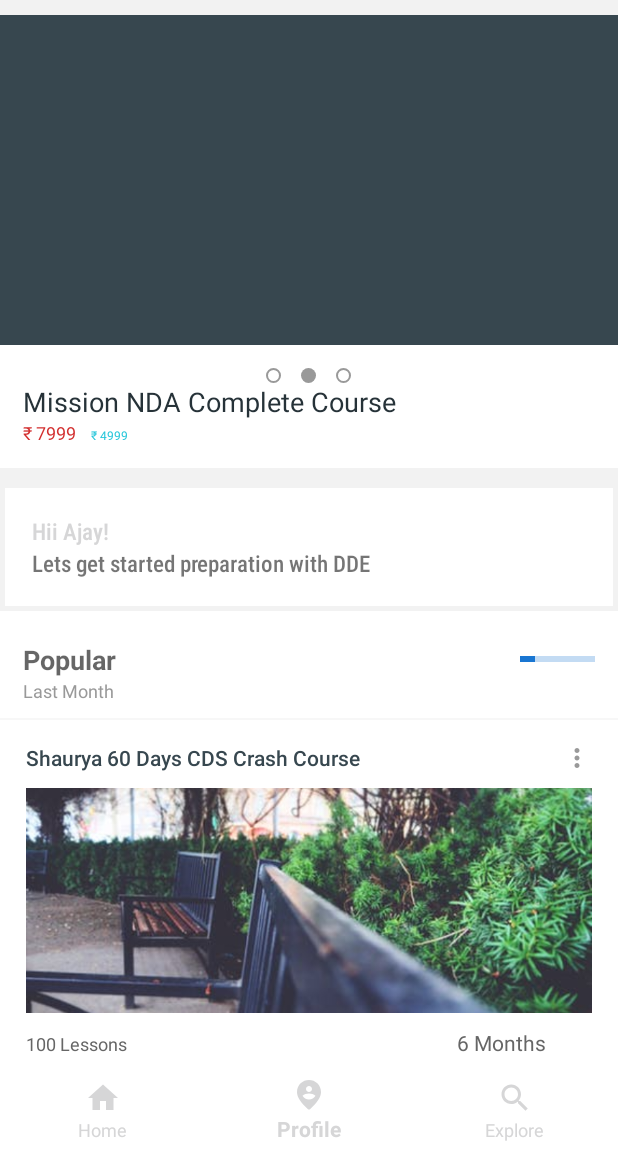
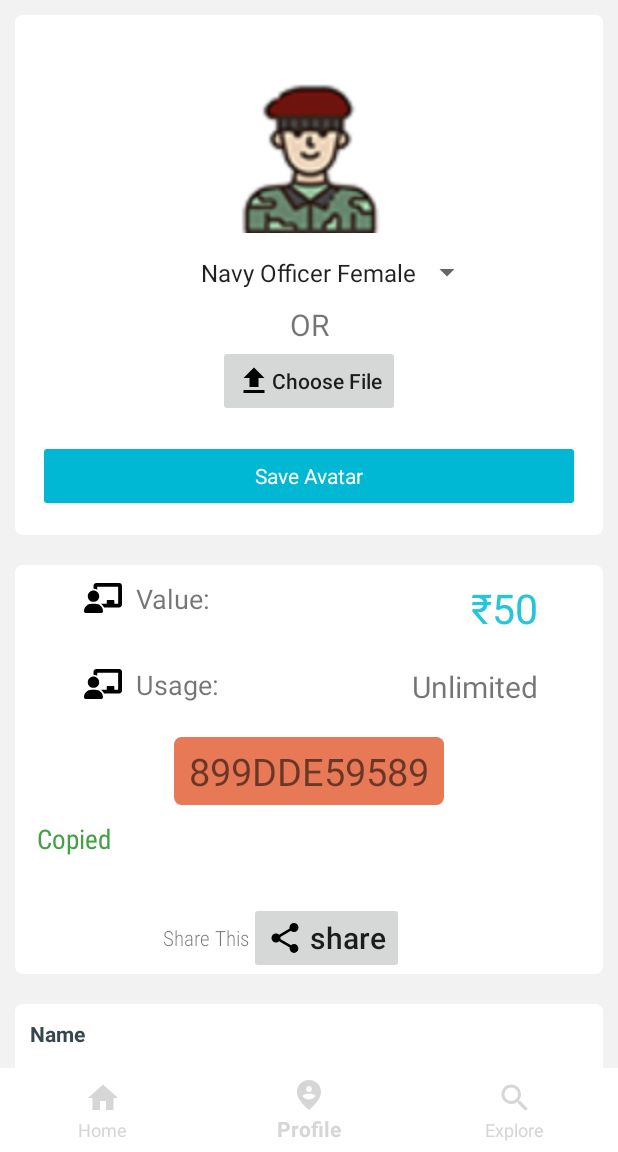
Before and after one commit to AjAyPaNcHaLDev/online-study-android, an Android app: the MainActivity screen opened directly, with no data from a screen before it, item 2 of the bottom bar chosen, on a phone screen of 412 x 824 dp, the part 84-1236 px from its top. Run offline under Robolectric (Android 15) with nearby library versions, the phone set to English and light mode, and no system bars; libraries missing offline, so code that uses them is left out: com.balysv.materialripple; plain views replace MaterialRippleLayout; pictures from the network do not load; 3 statements that could not run were skipped.

Commit message:
sign in and profile page

```diff
--- a/app/src/main/AndroidManifest.xml
+++ b/app/src/main/AndroidManifest.xml
@@ -1,7 +1,7 @@
 <?xml version="1.0" encoding="utf-8"?>
 <manifest xmlns:android="http://schemas.android.com/apk/res/android"
     xmlns:tools="http://schemas.android.com/tools"
-    package="com.dde.online" >
+    package="com.dde.online">
 
     <uses-permission android:name="android.permission.ACCESS_NETWORK_STATE" />
     <uses-permission android:name="android.permission.INTERNET" />
@@ -20,7 +20,7 @@
         android:supportsRtl="true"
         android:theme="@style/AppTheme"
         android:usesCleartextTraffic="true"
-        tools:targetApi="31" >
+        tools:targetApi="31">
         <activity
             android:name=".PlayerMain"
             android:exported="false" />
@@ -39,7 +39,7 @@
         <activity
             android:name=".SplashActivity"
             android:exported="true"
-            android:theme="@style/Theme.AppCompat.NoActionBar" >
+            android:theme="@style/Theme.AppCompat.NoActionBar">
             <intent-filter>
                 <action android:name="android.intent.action.MAIN" />
 
--- a/app/src/main/java/com/dde/online/Fragment/MockTest.java
+++ b/app/src/main/java/com/dde/online/Fragment/MockTest.java
@@ -61,6 +61,6 @@ public class MockTest extends Fragment {
     public View onCreateView(LayoutInflater inflater, ViewGroup container,
                              Bundle savedInstanceState) {
         // Inflate the layout for this fragment
-        return inflater.inflate(R.layout.fragment_mock_test, container, false);
+        return inflater.inflate(R.layout.fragment_my_profile, container, false);
     }
 }
--- /dev/null
+++ b/app/src/main/java/com/dde/online/Fragment/MyProfile.java
@@ -0,0 +1,123 @@
+package com.dde.online.Fragment;
+
+import static android.app.Activity.RESULT_OK;
+
+import android.content.Context;
+import android.content.Intent;
+import android.graphics.Bitmap;
+import android.graphics.BitmapFactory;
+import android.net.Uri;
+import android.os.Bundle;
+
+import androidx.annotation.Nullable;
+import androidx.fragment.app.Fragment;
+
+import android.util.Log;
+import android.view.LayoutInflater;
+import android.view.View;
+import android.view.ViewGroup;
+import android.view.ViewParent;
+import android.widget.AdapterView;
+import android.widget.Button;
+import android.widget.ImageView;
+import android.widget.Spinner;
+import android.widget.Toast;
+
+import com.dde.online.R;
+import com.google.android.material.snackbar.Snackbar;
+
+import java.io.InputStream;
+
+
+public class MyProfile extends Fragment {
+Spinner officerTypeSpinner;
+ImageView userImagePriView;
+    ViewParent parent_view;
+    Uri selectedImageUri; // Global Variable
+    String  selectedPath; //
+    InputStream inputStream = null;
+    Context applicationContext;
+    @Override
+    public View onCreateView(LayoutInflater inflater, ViewGroup container,
+                             Bundle savedInstanceState) {
+        // Inflate the layout for this fragment
+        View view = inflater.inflate(R.layout.fragment_my_profile, container, false);
+        Button chooseFile=view.findViewById(R.id.chooseFile);
+        chooseFile.setOnClickListener(chooseFileBtn -> {
+            chooseFile();
+        });
+//         parent_view = view.findViewById(android.R.id.content);
+        userImagePriView=view.findViewById(R.id.userImagePriView);
+        officerTypeSpinner=view.findViewById(R.id.officerTypeSpinner);
+        officerTypeSpinner.setOnItemSelectedListener(new AdapterView.OnItemSelectedListener() {
+            public void onItemSelected(AdapterView<?> adapterView, View view, int i, long l) {
+                // Your code here
+                switch (i){
+                    case 1:
+                        userImagePriView.setImageResource(R.drawable.navy_officer_women);
+                        break;
+                    case 2:
+                        userImagePriView.setImageResource(R.drawable.navy_officer_men);
+                        break;
+                    case 3:
+                        userImagePriView.setImageResource(R.drawable.indian_army_officer_men);
+                        break; case 4:
+                        userImagePriView.setImageResource(R.drawable.indian_army_officer_women);
+                        break;case 5:
+                        userImagePriView.setImageResource(R.drawable.airforce_officer_men);
+                        break; case 6:
+                        userImagePriView.setImageResource(R.drawable.airforce_pilot_women);
+                        break;
+                }
+
+            }
+
+            public void onNothingSelected(AdapterView<?> adapterView) {
+
+                return;
+            }
+        });
+
+
+         applicationContext = getContext();
+        applicationContext.getContentResolver();
+        return view;
+    }
+
+
+
+    private void chooseFile() {
+        Log.e("AJAY","hiii error");
+      Intent  myFileIntent  =new Intent(Intent.ACTION_GET_CONTENT);
+        myFileIntent.setType("image/*");
+        startActivityForResult(myFileIntent,10);
+    }
+
+    @Override
+    public void onActivityResult(int requestCode, int resultCode, @Nullable Intent data) {
+        super.onActivityResult(requestCode, resultCode, data);
+        Bitmap bitmap=null;
+Intent bitmapIntent = null;
+        if (resultCode == RESULT_OK) {
+
+
+                if (requestCode == 10)
+
+                {
+                    Bundle extras = data.getExtras();
+                    Bitmap imageBitmap = (Bitmap) extras.get("data");
+                    userImagePriView.setImageBitmap(imageBitmap);
+                    Log.d("selectedPath1 : " ,selectedPath);
+                }
+
+
+
+            }else{
+                Log.d("selectedPath1 : ","Came here its null !");
+                Toast.makeText(getContext(), "failed to get Image!", Toast.LENGTH_SHORT).show();
+            }
+
+
+
+        }
+}
--- a/app/src/main/java/com/dde/online/MainActivity.java
+++ b/app/src/main/java/com/dde/online/MainActivity.java
@@ -10,6 +10,7 @@ import android.view.MenuItem;
 import android.widget.Toast;
 
 import com.dde.online.Fragment.Home;
+import com.dde.online.Fragment.MyProfile;
 import com.dde.online.utils.Tools;
 import com.google.android.material.bottomnavigation.BottomNavigationView;
 
@@ -45,12 +46,12 @@ public class MainActivity extends AppCompatActivity {
             @Override
             public boolean onNavigationItemSelected(@NonNull MenuItem item) {
                 switch (item.getItemId()) {
-                    case R.id.navigation_recent:
-                        Toast.makeText(MainActivity.this,"1",Toast.LENGTH_LONG).show();
+                    case R.id.Home:
+                        getSupportFragmentManager().beginTransaction().replace(R.id.containerFrameLayout,new Home()).commit();//    this is the home fragment by default
+
                         return true;
-                    case R.id.navigation_favorites:
-                        Toast.makeText(MainActivity.this,"2",Toast.LENGTH_LONG).show();
-
+                    case R.id.myProfile:
+                        getSupportFragmentManager().beginTransaction().replace(R.id.containerFrameLayout,new MyProfile()).commit();//    this is the home fragment by default
                         return true;
                     case R.id.navigation_nearby:
                         Toast.makeText(MainActivity.this,"3",Toast.LENGTH_LONG).show();
@@ -66,5 +67,8 @@ public class MainActivity extends AppCompatActivity {
 
     }
 
+    @Override
+    public void onBackPressed() {
 
+    }
 }
--- /dev/null
+++ b/app/src/main/res/drawable/ic_baseline_file_upload_24.xml
@@ -0,0 +1,5 @@
+<vector android:height="24dp" android:tint="#000000"
+    android:viewportHeight="24" android:viewportWidth="24"
+    android:width="24dp" xmlns:android="http://schemas.android.com/apk/res/android">
+    <path android:fillColor="@android:color/white" android:pathData="M9,16h6v-6h4l-7,-7 -7,7h4zM5,18h14v2L5,20z"/>
+</vector>
--- /dev/null
+++ b/app/src/main/res/drawable/ic_baseline_share_24.xml
@@ -0,0 +1,5 @@
+<vector android:height="24dp" android:tint="#000000"
+    android:viewportHeight="24" android:viewportWidth="24"
+    android:width="24dp" xmlns:android="http://schemas.android.com/apk/res/android">
+    <path android:fillColor="@android:color/white" android:pathData="M18,16.08c-0.76,0 -1.44,0.3 -1.96,0.77L8.91,12.7c0.05,-0.23 0.09,-0.46 0.09,-0.7s-0.04,-0.47 -0.09,-0.7l7.05,-4.11c0.54,0.5 1.25,0.81 2.04,0.81 1.66,0 3,-1.34 3,-3s-1.34,-3 -3,-3 -3,1.34 -3,3c0,0.24 0.04,0.47 0.09,0.7L8.04,9.81C7.5,9.31 6.79,9 6,9c-1.66,0 -3,1.34 -3,3s1.34,3 3,3c0.79,0 1.5,-0.31 2.04,-0.81l7.12,4.16c-0.05,0.21 -0.08,0.43 -0.08,0.65 0,1.61 1.31,2.92 2.92,2.92 1.61,0 2.92,-1.31 2.92,-2.92s-1.31,-2.92 -2.92,-2.92z"/>
+</vector>
--- /dev/null
+++ b/app/src/main/res/drawable/ic_circle_dp.xml
@@ -0,0 +1,12 @@
+<?xml version="1.0" encoding="utf-8"?>
+<shape
+    xmlns:android="http://schemas.android.com/apk/res/android"
+    android:shape="oval">
+
+    <solid
+        android:color="#666666"/>
+
+    <size
+        android:width="120dp"
+        android:height="120dp"/>
+</shape>
--- /dev/null
+++ b/app/src/main/res/layout/fragment_my_profile.xml
@@ -0,0 +1,337 @@
+<?xml version="1.0" encoding="utf-8"?>
+<LinearLayout xmlns:android="http://schemas.android.com/apk/res/android"
+    xmlns:tools="http://schemas.android.com/tools"
+    android:layout_width="match_parent"
+    android:layout_height="match_parent"
+    xmlns:app="http://schemas.android.com/apk/res-auto"
+    android:orientation="vertical"
+    tools:context=".Fragment.MyProfile">
+    <LinearLayout
+        android:layout_width="match_parent"
+        android:layout_height="match_parent"
+        android:orientation="vertical"
+        android:gravity="center"
+        >
+        <androidx.cardview.widget.CardView
+            android:layout_width="match_parent"
+            android:layout_height="wrap_content"
+            android:layout_margin="10dp"
+            app:cardCornerRadius="5dp"
+            app:cardElevation="10dp">
+            <LinearLayout
+                android:layout_width="match_parent"
+                android:layout_height="match_parent"
+                android:orientation="vertical"
+                android:gravity="center">
+
+                <LinearLayout
+                    android:layout_width="match_parent"
+                    android:layout_height="match_parent"
+                    android:orientation="vertical"
+
+                    android:gravity="center"
+                    android:layout_gravity="center"
+                    >
+                    <LinearLayout
+                        android:layout_width="match_parent"
+                        android:layout_height="wrap_content"
+                        android:gravity="center"
+                        android:orientation="vertical">
+                        <View
+                            android:layout_width="wrap_content"
+                            android:layout_height="40dp"/>
+
+                        <androidx.cardview.widget.CardView
+                            android:layout_width="100dp"
+                            android:layout_height="100dp"
+                            app:cardCornerRadius="18dp"
+                            android:layout_margin="5dp"
+                            android:elevation="10dp">
+
+                            <ImageView
+                                android:id="@+id/userImagePriView"
+                                android:layout_width="match_parent"
+                                android:layout_height="match_parent"
+                                android:src="@drawable/indian_army_officer_men"
+                                android:background="@android:color/white"
+                                android:scaleType="centerCrop"
+                                />
+                        </androidx.cardview.widget.CardView>
+
+                    </LinearLayout>
+
+                </LinearLayout>
+
+                <Spinner
+                    android:id="@+id/officerTypeSpinner"
+                    android:layout_width="wrap_content"
+                    android:layout_height="wrap_content"
+                    android:layout_marginLeft="30dp"
+                    android:layout_marginRight="30dp"
+                    android:clickable="true"
+                    android:entries="@array/officerType"
+                    android:gravity="center"
+                    android:padding="10dp" />
+
+                <TextView
+                    android:layout_width="match_parent"
+                    android:layout_height="wrap_content"
+                    android:text="OR"
+                    android:textAlignment="center"
+                    android:textSize="@dimen/spacing_mlarge"/>
+                <Button
+                    android:layout_width="wrap_content"
+                    android:layout_height="wrap_content"
+                    android:text="Choose File"
+                    android:textAllCaps="false"
+
+                    android:id="@+id/chooseFile"
+
+                    android:textAlignment="center"
+                    android:drawableLeft="@drawable/ic_baseline_file_upload_24"/>
+
+                <Button
+                    android:layout_width="match_parent"
+                    android:layout_height="wrap_content"
+                    android:layout_margin="15dp"
+                    android:textColor="@android:color/white"
+                    android:fontFamily="sans-serif"
+android:textAllCaps="false"
+                    android:backgroundTint="@color/cyan_A700"
+                    android:text="Save Avatar"/>
+            </LinearLayout>
+
+
+        </androidx.cardview.widget.CardView>
+        <androidx.cardview.widget.CardView
+            android:layout_width="match_parent"
+            android:layout_height="wrap_content"
+            android:layout_margin="10dp"
+            app:cardCornerRadius="5dp"
+            app:cardElevation="10dp">
+
+            <LinearLayout
+                android:layout_width="match_parent"
+                android:layout_height="wrap_content"
+                android:gravity="center"
+                android:orientation="vertical">
+
+                <RelativeLayout
+                    android:layout_width="match_parent"
+                    android:layout_height="wrap_content"
+                    android:layout_margin="10dp"
+                    >
+
+                    <TextView
+
+                        android:layout_width="wrap_content"
+                        android:layout_height="wrap_content"
+                        android:layout_marginStart="36dp"
+                        android:drawableLeft="@drawable/ic_chalkboard_user_solid"
+                        android:text="  Value:"
+
+                        android:textSize="18sp" />
+
+                    <TextView
+                        android:layout_width="wrap_content"
+                        android:layout_height="wrap_content"
+                        android:layout_alignParentEnd="true"
+                        android:layout_marginLeft="180dp"
+                        android:layout_marginEnd="33dp"
+                        android:text="₹50"
+                        android:textColor="@color/cyan_400"
+                        android:textSize="27sp" />
+
+                </RelativeLayout>
+                <RelativeLayout
+                    android:layout_width="match_parent"
+                    android:layout_height="wrap_content"
+                    android:layout_margin="10dp"
+                    >
+
+                    <TextView
+
+                        android:layout_width="wrap_content"
+                        android:layout_height="wrap_content"
+                        android:layout_marginStart="36dp"
+                        android:drawableLeft="@drawable/ic_chalkboard_user_solid"
+                        android:text="  Usage:"
+
+                        android:textSize="18sp" />
+
+                    <TextView
+                        android:layout_width="wrap_content"
+                        android:layout_height="wrap_content"
+                        android:layout_alignParentEnd="true"
+                        android:layout_marginLeft="180dp"
+                        android:layout_marginEnd="33dp"
+                        android:text="Unlimited"
+                        android:textSize="20sp" />
+
+                </RelativeLayout>
+
+                <androidx.cardview.widget.CardView
+                    android:layout_width="wrap_content"
+                    android:layout_height="wrap_content"
+                    android:layout_margin="10dp"
+                    android:backgroundTint="#E4E66A43"
+                    app:cardElevation="5dp"
+                    android:clickable="true"
+                    app:cardCornerRadius="5dp"
+                    android:padding="5dp">
+                    <LinearLayout
+                        android:layout_width="match_parent"
+                        android:layout_height="wrap_content"
+                        android:gravity="center"
+                        android:layout_gravity="center">
+
+
+                    <TextView
+                        android:layout_width="wrap_content"
+                        android:layout_height="wrap_content"
+                        android:textAlignment="center"
+                        android:textSize="25dp"
+                        android:paddingLeft="10dp"
+                        android:paddingRight="10dp"
+                        android:paddingTop="5dp"
+                        android:paddingBottom="5dp"
+                        android:text="899DDE59589"/>
+                    </LinearLayout>
+                </androidx.cardview.widget.CardView>
+                <TextView
+                    android:layout_width="match_parent"
+                    android:layout_height="wrap_content"
+                    android:text="Copied"
+                    android:fontFamily="sans-serif-condensed"
+                    android:layout_marginLeft="10dp"
+                    android:textSize="@dimen/spacing_smlarge"
+                    android:textColor="@color/green_600"/>
+<View android:layout_height="30dp"
+    android:layout_width="0dp"/>
+
+                <LinearLayout
+                    android:layout_width="match_parent"
+                    android:layout_height="wrap_content"
+                    android:gravity="center"
+                    >
+
+                    <TextView
+
+                        android:layout_width="wrap_content"
+                        android:layout_height="wrap_content"
+                       android:text="Share This"
+                        android:fontFamily="sans-serif-condensed-light"
+                        android:textSize="14sp" />
+
+                    <Button
+                        android:layout_width="wrap_content"
+                        android:layout_height="wrap_content"
+                        android:layout_alignParentEnd="true"
+                        android:layout_marginLeft="180dp"
+                        android:layout_marginEnd="33dp"
+                        android:drawableLeft="@drawable/ic_baseline_share_24"
+                        android:text=" share"
+
+                        android:layout_gravity="right"
+                        android:textAllCaps="false"
+                        android:textSize="20sp" />
+
+                </LinearLayout>
+
+            </LinearLayout>
+        </androidx.cardview.widget.CardView>
+
+        <androidx.cardview.widget.CardView
+            android:layout_width="match_parent"
+            android:layout_height="wrap_content"
+            android:layout_margin="10dp"
+            app:cardCornerRadius="5dp"
+            app:cardElevation="5dp">
+
+            <LinearLayout
+                android:layout_width="match_parent"
+                android:layout_height="wrap_content"
+                android:orientation="vertical"
+                android:padding="10dp">
+
+                <TextView
+                    android:layout_width="wrap_content"
+                    android:layout_height="wrap_content"
+                    android:text="Name"
+                    android:textAlignment="center"
+                    android:textAppearance="@style/Base.TextAppearance.AppCompat.Small"
+                    android:textColor="@color/blue_grey_800"
+                    android:textStyle="bold" />
+
+                <com.google.android.material.textfield.TextInputEditText
+                    android:layout_width="match_parent"
+                    android:layout_height="wrap_content"
+                    android:layout_marginLeft="-4dp"
+                    android:layout_marginRight="-4dp"
+                    android:inputType="textEmailAddress"
+                    android:maxLength="50"
+                    android:maxLines="1"
+                    android:singleLine="true"
+                    android:textColor="@color/blue_grey_300"
+                    android:theme="@style/EditText.Grey" />
+
+                <View
+                    android:layout_width="0dp"
+                    android:layout_height="@dimen/spacing_mlarge" />            <TextView
+                android:layout_width="wrap_content"
+                android:layout_height="wrap_content"
+                android:text="Email"
+                android:textAlignment="center"
+                android:textAppearance="@style/Base.TextAppearance.AppCompat.Small"
+                android:textColor="@color/blue_grey_800"
+                android:textStyle="bold" />
+
+                <com.google.android.material.textfield.TextInputEditText
+                    android:layout_width="match_parent"
+                    android:layout_height="wrap_content"
+                    android:layout_marginLeft="-4dp"
+                    android:layout_marginRight="-4dp"
+                    android:inputType="textEmailAddress"
+                    android:maxLength="50"
+                    android:maxLines="1"
+                    android:singleLine="true"
+                    android:textColor="@color/blue_grey_300"
+                    android:theme="@style/EditText.Grey" />
+
+                <View
+                    android:layout_width="0dp"
+                    android:layout_height="@dimen/spacing_mlarge" />            <TextView
+                android:layout_width="wrap_content"
+                android:layout_height="wrap_content"
+                android:text="Password"
+                android:textAlignment="center"
+                android:textAppearance="@style/Base.TextAppearance.AppCompat.Small"
+                android:textColor="@color/blue_grey_800"
+                android:textStyle="bold" />
+
+                <com.google.android.material.textfield.TextInputEditText
+                    android:layout_width="match_parent"
+                    android:layout_height="wrap_content"
+                    android:layout_marginLeft="-4dp"
+                    android:layout_marginRight="-4dp"
+                    android:inputType="textEmailAddress"
+                    android:maxLength="50"
+                    android:maxLines="1"
+                    android:singleLine="true"
+                    android:textColor="@color/blue_grey_300"
+                    android:theme="@style/EditText.Grey" />
+                <Button
+                    android:layout_width="match_parent"
+                    android:layout_height="wrap_content"
+                    android:layout_margin="10dp"
+                    android:textColor="@android:color/white"
+                    android:fontFamily="sans-serif"
+
+                    android:backgroundTint="@color/cyan_700"
+                    android:text="Save Changes"/>
+            </LinearLayout>
+        </androidx.cardview.widget.CardView>
+
+    </LinearLayout>
+
+</LinearLayout>
--- a/app/src/main/res/menu/menu_bottom_navigation_basic.xml
+++ b/app/src/main/res/menu/menu_bottom_navigation_basic.xml
@@ -2,12 +2,12 @@
 <menu xmlns:android="http://schemas.android.com/apk/res/android">
 
     <item
-        android:id="@+id/navigation_recent"
+        android:id="@+id/Home"
         android:icon="@drawable/ic_baseline_home_24"
         android:title="Home" />
 
     <item
-        android:id="@+id/navigation_favorites"
+        android:id="@+id/myProfile"
         android:icon="@drawable/ic_round_person_pin_circle_24"
         android:title="Profile" />
 
--- a/app/src/main/res/values/arrays.xml
+++ b/app/src/main/res/values/arrays.xml
@@ -78,4 +78,12 @@
                      <item>Mission NDA Mathematics Course</item>
                        <item>Mission NDA Complete Course</item>]]>
     </string-array>
+    <string-array name="officerType">
+        <item id="nof">Navy Officer Female</item>
+        <item id="nom"> Navy Officer Male</item>
+        <item id="aom">Army Officer Male</item>
+         <item id="aof">Army Officer Female </item>
+        <item id="afom">AirForce Officer Male</item>
+        <item id="afof">AirForce Officer Female</item>
+    </string-array>
 </resources>
```
Also changed, not shown: app/src/main/res/drawable/airforce_officer_men.jpg (added), app/src/main/res/drawable/airforce_pilot_women.png (added), app/src/main/res/drawable/indian_army_officer_men.png (added), app/src/main/res/drawable/indian_army_officer_women.png (added), app/src/main/res/drawable/navy_officer_men.jpg (added), app/src/main/res/drawable/navy_officer_women.jpg (added).
